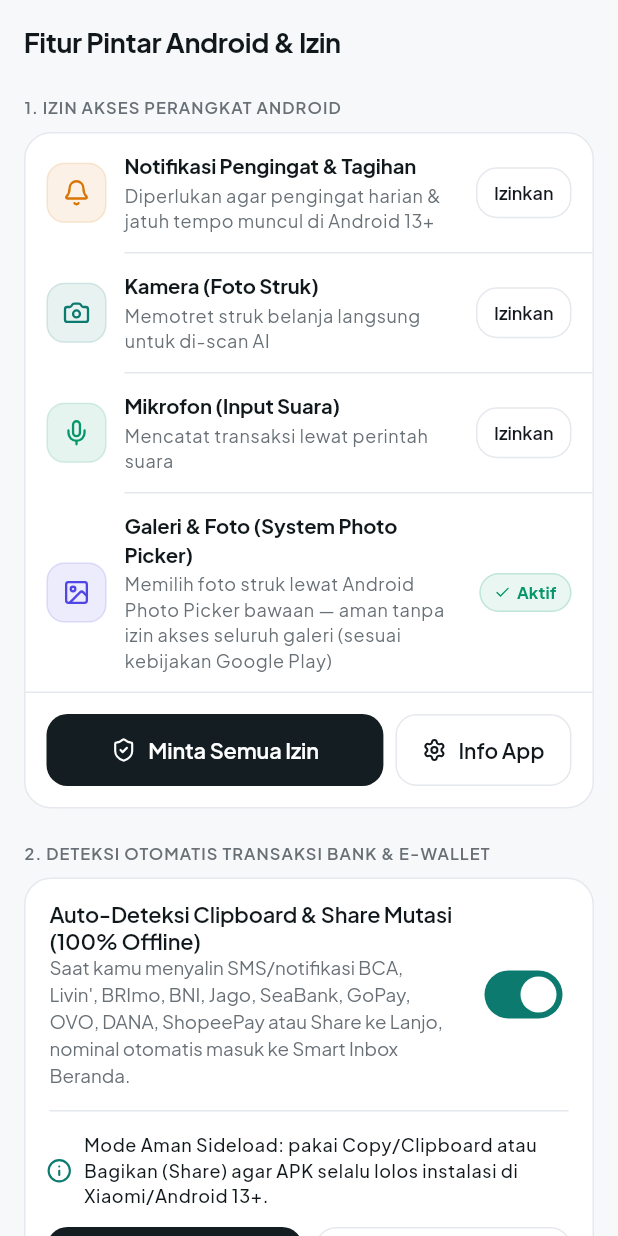
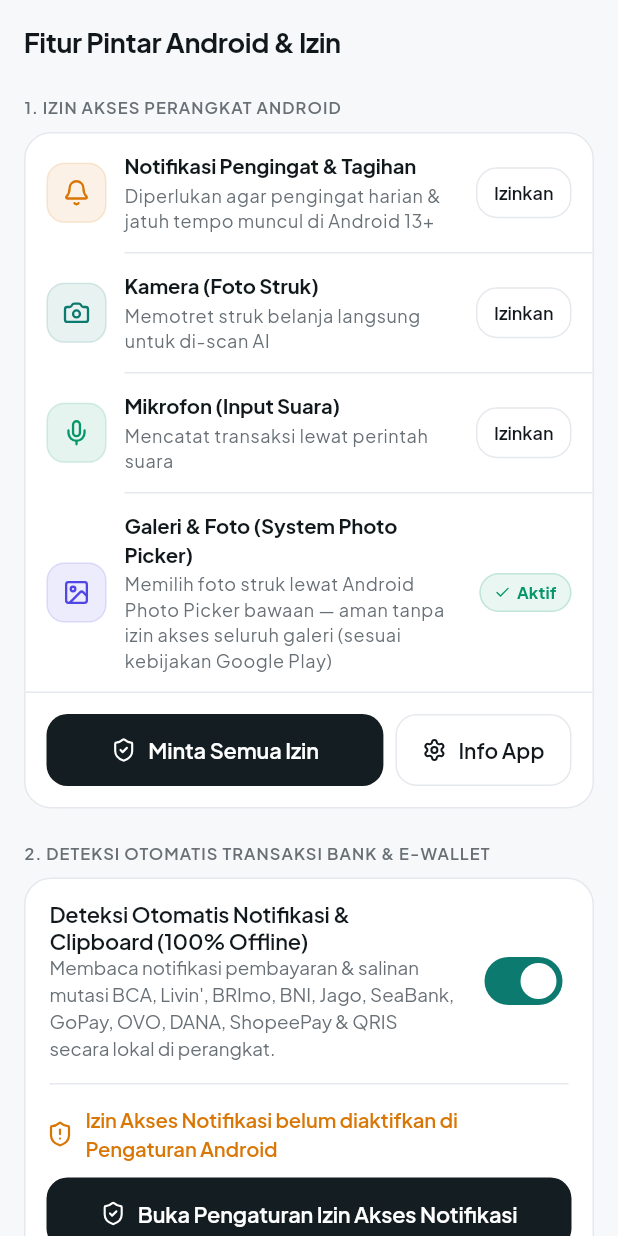
Before and after one commit to Habiboys/lanjo, a Flutter app: the AndroidNativeSettingsPage screen opened by its route, on a phone screen of 412 x 824 dp. Run offline on Flutter 3.47's test engine with Material 3 defaults, Android fonts, the phone set to English and light mode, and no system bars; our stand-ins replace csv, dio, drift, file_picker, firebase_core, firebase_messaging and 13 more; missing offline and left inert: encrypt, excel; accounts and stored records are empty; generated files the repository leaves out were written again.

Commit message:
fix: enable NotificationListenerService with disclosure and fix DB restore reschedule

```diff
--- a/lib/app/app.dart
+++ b/lib/app/app.dart
@@ -45,6 +45,9 @@ class _ArusAppState extends ConsumerState<ArusApp> with WidgetsBindingObserver {
   @override
   void didChangeAppLifecycleState(AppLifecycleState state) {
     if (state == AppLifecycleState.resumed && widget.enableBackgroundServices) {
+      // Refresh Smart Inbox in case LanjoNotificationListener captured a
+      // transaction notification while the app was in background.
+      ref.read(smartInboxRevisionProvider.notifier).state++;
       _scanClipboardOnResume();
     }
   }
--- a/lib/features/settings/presentation/android_native_settings_page.dart
+++ b/lib/features/settings/presentation/android_native_settings_page.dart
@@ -25,6 +25,7 @@ class _AndroidNativeSettingsPageState
     extends ConsumerState<AndroidNativeSettingsPage>
     with WidgetsBindingObserver {
   Map<String, bool> _permStatuses = const {};
+  bool _listenerGranted = false;
   bool _autoDetectEnabled = true;
   bool _loading = true;
 
@@ -51,13 +52,44 @@ class _AndroidNativeSettingsPageState
   Future<void> _refreshStatus() async {
     final bridge = ref.read(nativeBridgeServiceProvider);
     final perms = await bridge.getPermissionStatuses();
+    final listenerEnabled = await bridge.isNotificationListenerEnabled();
     final enabled = await bridge.getAutoDetectEnabled();
     if (!mounted) return;
     setState(() {
       _permStatuses = perms;
+      _listenerGranted = listenerEnabled;
       _autoDetectEnabled = enabled;
       _loading = false;
     });
+  }
+
+  Future<void> _promptNotificationListenerAccess() async {
+    final bridge = ref.read(nativeBridgeServiceProvider);
+    final proceed = await showDialog<bool>(
+      context: context,
+      builder: (ctx) => AlertDialog(
+        title: const Text('Izin Akses Notifikasi Transaksi'),
+        content: const Text(
+          'Lanjo hanya membaca notifikasi pembayaran/mutasi (seperti BCA, Livin\', BRImo, BNI, Jago, SeaBank, GoPay, OVO, DANA, ShopeePay, QRIS) untuk mengekstrak nominal dan nama transaksi.\n\n'
+          '• Semua pembacaan diproses 100% lokal & offline di HP Anda.\n'
+          '• Teks notifikasi tidak pernah dikirim ke server mana pun.\n\n'
+          'Di halaman Pengaturan Android berikutnya, cari nama "Lanjo" lalu aktifkan saklarnya.',
+        ),
+        actions: [
+          TextButton(
+            onPressed: () => Navigator.pop(ctx, false),
+            child: const Text('Batal'),
+          ),
+          FilledButton(
+            onPressed: () => Navigator.pop(ctx, true),
+            child: const Text('Buka Pengaturan Android'),
+          ),
+        ],
+      ),
+    );
+    if (proceed == true) {
+      await bridge.openNotificationListenerSettings();
+    }
   }
 
   Future<void> _requestPerm(String key) async {
@@ -323,10 +355,10 @@ class _AndroidNativeSettingsPageState
               children: [
                 SwitchListTile(
                   title: const Text(
-                    'Auto-Deteksi Clipboard & Share Mutasi (100% Offline)',
+                    'Deteksi Otomatis Notifikasi & Clipboard (100% Offline)',
                   ),
                   subtitle: const Text(
-                    'Saat kamu menyalin SMS/notifikasi BCA, Livin\', BRImo, BNI, Jago, SeaBank, GoPay, OVO, DANA, ShopeePay atau Share ke Lanjo, nominal otomatis masuk ke Smart Inbox Beranda.',
+                    'Membaca notifikasi pembayaran & salinan mutasi BCA, Livin\', BRImo, BNI, Jago, SeaBank, GoPay, OVO, DANA, ShopeePay & QRIS secara lokal di perangkat.',
                   ),
                   value: _autoDetectEnabled,
                   onChanged: (v) async {
@@ -344,22 +376,47 @@ class _AndroidNativeSettingsPageState
                     children: [
                       Row(
                         children: [
-                          const Icon(
-                            LucideIcons.info,
-                            size: 17,
-                            color: ArusColors.primary,
+                          Icon(
+                            _listenerGranted
+                                ? LucideIcons.circleCheck
+                                : LucideIcons.shieldAlert,
+                            size: 18,
+                            color: _listenerGranted
+                                ? ArusColors.income
+                                : ArusColors.warning,
                           ),
                           const SizedBox(width: 8),
                           Expanded(
                             child: Text(
-                              'Mode Aman Sideload: pakai Copy/Clipboard atau Bagikan (Share) agar APK selalu lolos instalasi di Xiaomi/Android 13+.',
-                              style: theme.textTheme.bodySmall?.copyWith(
-                                color: context.lanjoInk,
-                                fontWeight: FontWeight.w500,
+                              _loading
+                                  ? 'Memeriksa status Akses Notifikasi Android...'
+                                  : (_listenerGranted
+                                      ? 'Izin Akses Notifikasi Android: Aktif'
+                                      : 'Izin Akses Notifikasi belum diaktifkan di Pengaturan Android'),
+                              style: theme.textTheme.titleSmall?.copyWith(
+                                color: _listenerGranted
+                                    ? ArusColors.income
+                                    : ArusColors.warning,
                               ),
                             ),
                           ),
                         ],
+                      ),
+                      const SizedBox(height: 10),
+                      SizedBox(
+                        width: double.infinity,
+                        child: FilledButton.icon(
+                          onPressed: _promptNotificationListenerAccess,
+                          icon: const Icon(LucideIcons.shieldCheck, size: 17),
+                          label: const Text(
+                            'Buka Pengaturan Izin Akses Notifikasi',
+                          ),
+                        ),
+                      ),
+                      const SizedBox(height: 8),
+                      Text(
+                        'Tips Xiaomi / Android 13+: Jika saklar "Lanjo" terkunci abu-abu (Setelan dibatasi) saat pasang APK manual, buka Info App → ikon ⋮ di kanan atas → Izinkan setelan terbatas (atau install via Google Play Closed Testing).',
+                        style: theme.textTheme.bodySmall,
                       ),
                       const SizedBox(height: 12),
                       Row(
```
Also changed, not shown: lib/features/backup/domain/backup_platform_native.dart (+12 -0 lines), lib/features/backup/domain/backup_service.dart (+13 -1 lines), lib/features/backup/presentation/backup_page.dart (+43 -7 lines), 4 other files.
